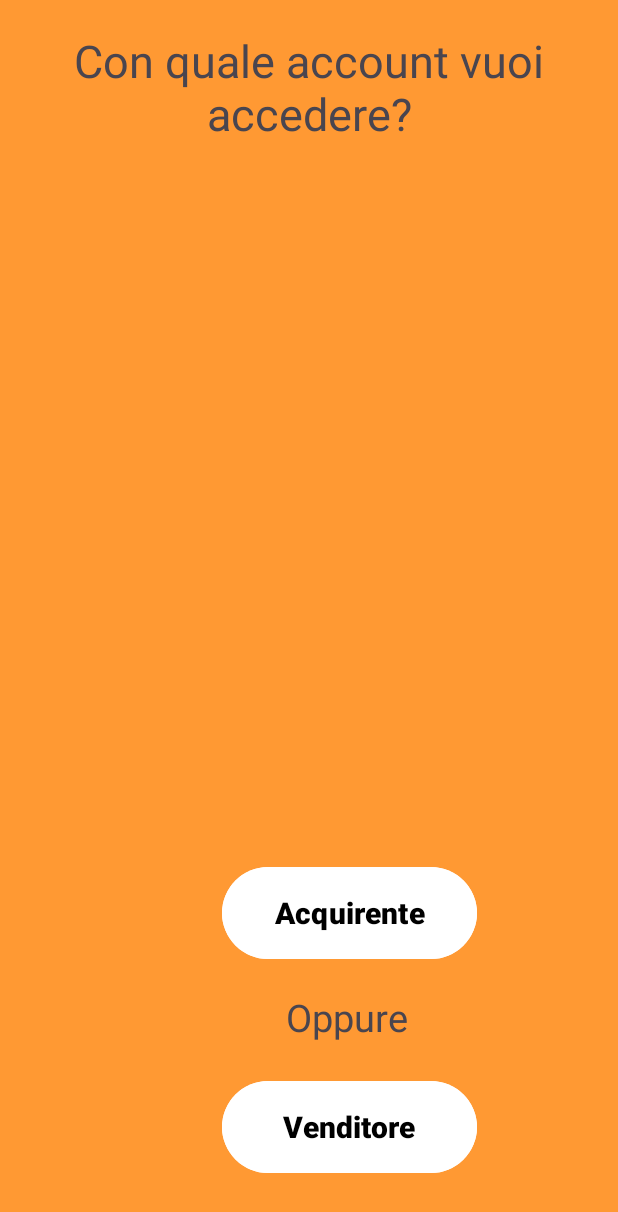
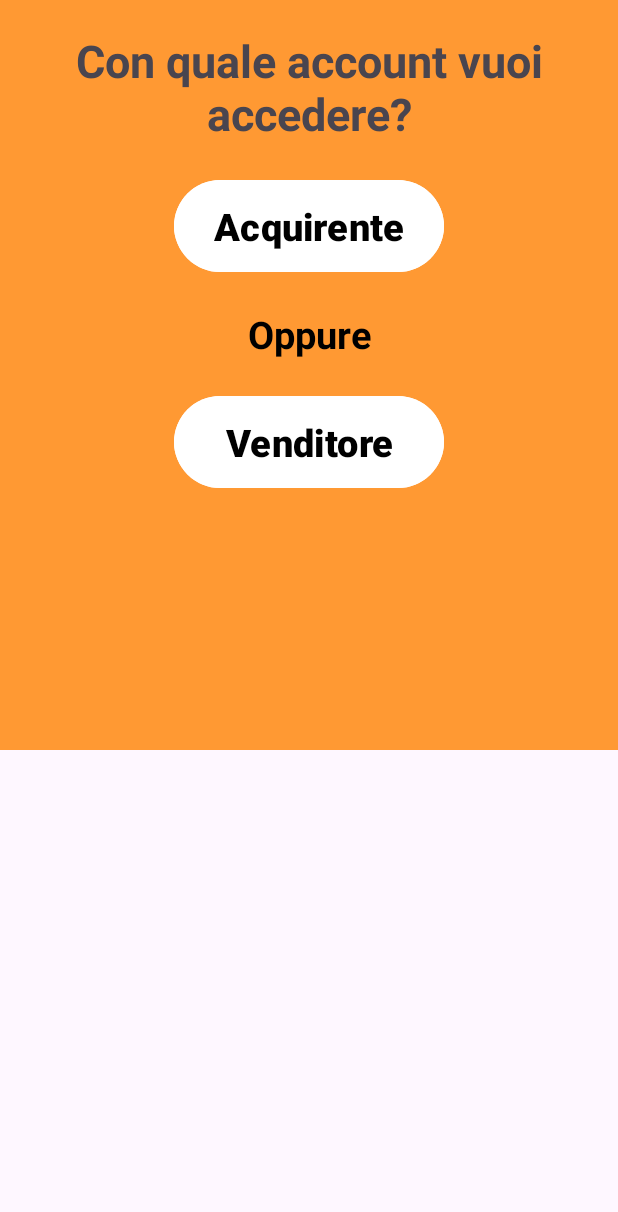
Before and after one commit to FrMa22/ProgettoINGSW_23-24, an Android app: the layout pop_up_login.xml on its own in the app's theme, with its tools: preview values and no code run, on a phone screen of 412 x 824 dp. Shown: the top 1212 px of the screen. Run offline under Robolectric (Android 15) with nearby library versions, the phone set to English and light mode, and no system bars.

Commit message:
schermata registrazione e pop up

```diff
--- a/app/build.gradle.kts
+++ b/app/build.gradle.kts
@@ -36,6 +36,7 @@ dependencies {
     implementation("androidx.appcompat:appcompat:1.6.1")
     implementation("com.google.android.material:material:1.10.0")
     implementation("androidx.constraintlayout:constraintlayout:2.1.4")
+    implementation("androidx.legacy:legacy-support-v4:1.0.0")
     testImplementation("junit:junit:4.13.2")
     androidTestImplementation("androidx.test.ext:junit:1.1.5")
     androidTestImplementation("androidx.test.espresso:espresso-core:3.5.1")
--- a/app/src/main/AndroidManifest.xml
+++ b/app/src/main/AndroidManifest.xml
@@ -21,6 +21,12 @@
                 <category android:name="android.intent.category.LAUNCHER" />
             </intent-filter>
         </activity>
+<activity android:name=".PopUpLogin"
+    android:theme="@style/Base.Theme.ProgettoINGSW.CustomTheme"></activity>
+
+        <activity
+            android:name=".Registrazione"
+            android:exported="true"></activity>
 
     </application>
 
--- a/app/src/main/java/com/example/progettoingsw/MainActivity.java
+++ b/app/src/main/java/com/example/progettoingsw/MainActivity.java
@@ -29,16 +29,14 @@ public class MainActivity extends AppCompatActivity {
 
         registrazione.setOnClickListener(new View.OnClickListener() {
             public void onClick(View v) {
-                //apre schermata registrazione
-                registrazione.setText("Ciao");
+                Intent intent = new Intent(MainActivity.this, Registrazione.class);
+                startActivity(intent);
             }
         });
 
         bottoneLogin.setOnClickListener(new View.OnClickListener() {
             public void onClick(View view) {
                 bottoneLogin.setText("Porco");
-                //PopUpLogin schermata_richiesta_login = new PopUpLogin();
-                //schermata_richiesta_login.setVisible(true);
                 Intent intent = new Intent(MainActivity.this, PopUpLogin.class);
                 startActivity(intent);
 
--- a/app/src/main/java/com/example/progettoingsw/PopUpLogin.java
+++ b/app/src/main/java/com/example/progettoingsw/PopUpLogin.java
@@ -1,6 +1,7 @@
 package com.example.progettoingsw;
 
 import android.os.Bundle;
+import android.util.DisplayMetrics;
 
 import androidx.appcompat.app.AppCompatActivity;
 
@@ -10,6 +11,12 @@ public class PopUpLogin extends AppCompatActivity {
         super.onCreate(savedInstanceState);
         setContentView(R.layout.pop_up_login);
 
+        DisplayMetrics metricaDisplay = new DisplayMetrics();
+        getWindowManager().getDefaultDisplay().getMetrics(metricaDisplay);
+        int width = metricaDisplay.widthPixels;
+        int height = metricaDisplay.heightPixels;
+        getWindow().setLayout((int)(width*.8),(int)(height*.6));
+
 
 
 
--- a/app/src/main/res/layout/activity_main.xml
+++ b/app/src/main/res/layout/activity_main.xml
@@ -65,9 +65,9 @@
         android:layout_marginEnd="20dp"
         android:layout_marginBottom="20dp"
         android:background="@color/white"
-
+        android:inputType="textPassword"
         android:drawablePadding="15dp"
-        android:hint="Indirizzo Email"
+        android:hint="Password"
         android:padding="20dp"
         />
 
--- a/app/src/main/res/layout/pop_up_login.xml
+++ b/app/src/main/res/layout/pop_up_login.xml
@@ -2,74 +2,63 @@
 <RelativeLayout xmlns:android="http://schemas.android.com/apk/res/android"
     xmlns:tools="http://schemas.android.com/tools"
     android:id="@+id/pop_up_login_relativelayout"
-    android:layout_width="match_parent"
-    android:layout_height="match_parent"
-    tools:context=".PopUpLogin"
+    android:layout_width="fill_parent"
+    android:layout_height="500dp"
     android:background="#FF9933"
-    android:orientation="vertical">
+    android:orientation="vertical"
+    tools:context=".PopUpLogin">
 
 
     <TextView
         android:id="@+id/TextViewRichiestaAccount"
         android:layout_width="wrap_content"
         android:layout_height="wrap_content"
-        android:layout_centerHorizontal="true"
+        android:layout_marginStart="20dp"
+        android:layout_marginTop="20dp"
+        android:layout_marginEnd="20dp"
+        android:layout_marginBottom="20dp"
         android:text="Con quale account vuoi accedere?"
         android:textAlignment="center"
         android:textSize="30dp"
-        android:layout_margin="20dp"
+        android:textStyle="bold"
         />
 
-
-    <AbsoluteLayout
-        android:layout_width="match_parent"
-        android:layout_height="270dp"
-        android:layout_alignParentBottom="true"
-        android:layout_centerInParent="true">
-
-        <com.google.android.material.button.MaterialButton
-            android:id="@+id/bottoneVenditore"
-            android:layout_width="170dp"
+    <com.google.android.material.button.MaterialButton
+            android:id="@+id/bottoneAcquirente"
+            android:layout_width="180dp"
             android:layout_height="69dp"
-            android:layout_alignParentTop="true"
-            android:layout_centerInParent="true"
-            android:layout_x="148dp"
-            android:layout_y="163dp"
-            android:backgroundTint="@color/white"
-            android:text="Venditore"
-            android:textColor="@color/black"
-            android:textSize="20dp"
-            android:textStyle="bold" />
-
-        <com.google.android.material.button.MaterialButton
-            android:id="@+id/bottoneAcquirente"
-            android:layout_width="170dp"
-            android:layout_height="69dp"
-            android:layout_alignParentBottom="true"
-            android:layout_centerInParent="true"
-            android:layout_x="148dp"
-            android:layout_y="20dp"
+            android:layout_below="@+id/TextViewRichiestaAccount"
             android:backgroundTint="@color/white"
             android:text="Acquirente"
             android:textColor="@color/black"
-            android:textSize="20dp"
-            android:textStyle="bold" />
+            android:textSize="25dp"
+            android:textStyle="bold"
+        android:layout_centerHorizontal="true"/>
 
-        <TextView
-            android:id="@+id/TextViewOr"
-            android:layout_width="wrap_content"
-            android:layout_height="wrap_content"
-            android:layout_centerHorizontal="true"
-            android:layout_x="191dp"
-            android:layout_y="107dp"
-            android:text="Oppure"
-            android:textSize="25dp" />
+    <TextView
+        android:id="@+id/textViewOppure"
+        android:layout_width="match_parent"
+        android:layout_height="wrap_content"
+        android:layout_below="@+id/bottoneAcquirente"
+        android:layout_marginTop="20dp"
+        android:textColor="@color/black"
+        android:text="Oppure"
+        android:textAlignment="center"
+        android:textSize="25dp"
+        android:textStyle="bold"></TextView>
 
-
-    </AbsoluteLayout>
-
-
-
-
+    <com.google.android.material.button.MaterialButton
+        android:id="@+id/bottoneVenditore"
+        android:layout_width="180dp"
+        android:layout_height="69dp"
+        android:layout_below="@+id/textViewOppure"
+        android:backgroundTint="@color/white"
+        android:text="Venditore"
+        android:textColor="@color/black"
+        android:textSize="25dp"
+        android:textStyle="bold"
+        android:layout_centerHorizontal="true"
+        android:layout_marginTop="20dp"
+        />
 
 </RelativeLayout>
--- a/app/src/main/res/values/strings.xml
+++ b/app/src/main/res/values/strings.xml
@@ -1,3 +1,7 @@
 <resources>
     <string name="app_name">ProgettoINGSW</string>
+    <string-array name="tipoUtente">
+        <item> Acquirente</item>
+        <item>Venditore</item>
+    </string-array>
 </resources>
--- a/app/src/main/res/values/themes.xml
+++ b/app/src/main/res/values/themes.xml
@@ -11,5 +11,9 @@
         <item name="android:windowMinWidthMajor">50%</item>
         <item name="android:windowMinWidthMinor">50%</item>
     </style>
+<style name="Base.Theme.ProgettoINGSW.CustomTheme">
+    <item name="android:windowIsTranslucent"> true </item>
+    <item name="android:windowCloseOnTouchOutside">true</item>
 
+</style>
 </resources>
```
